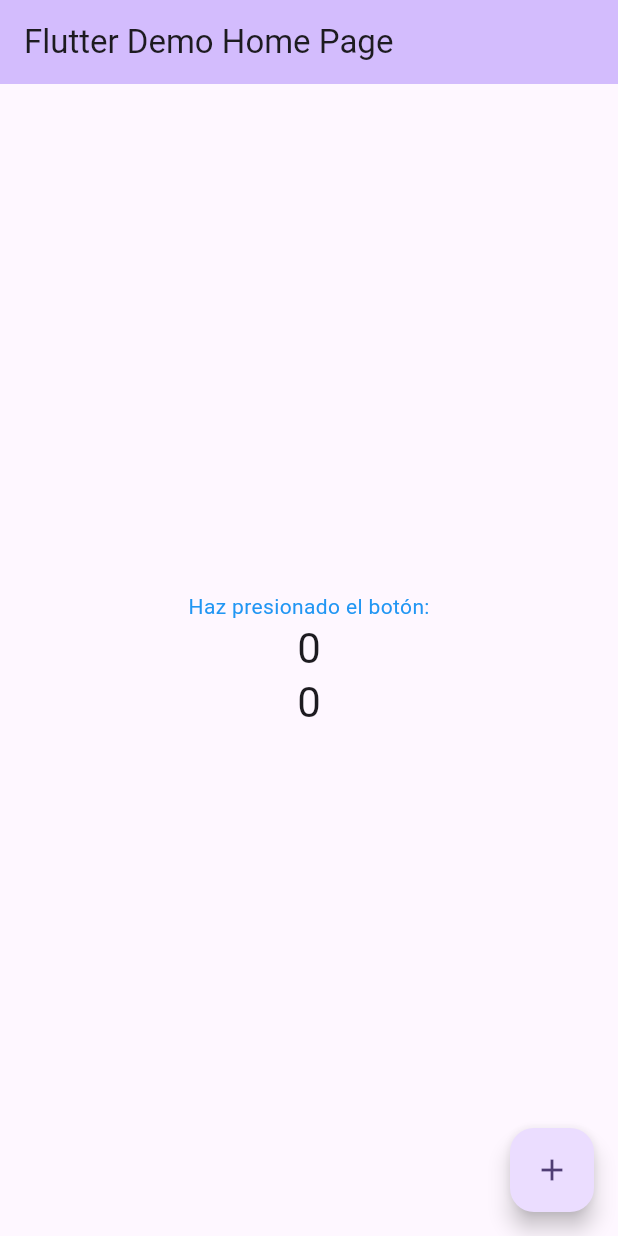
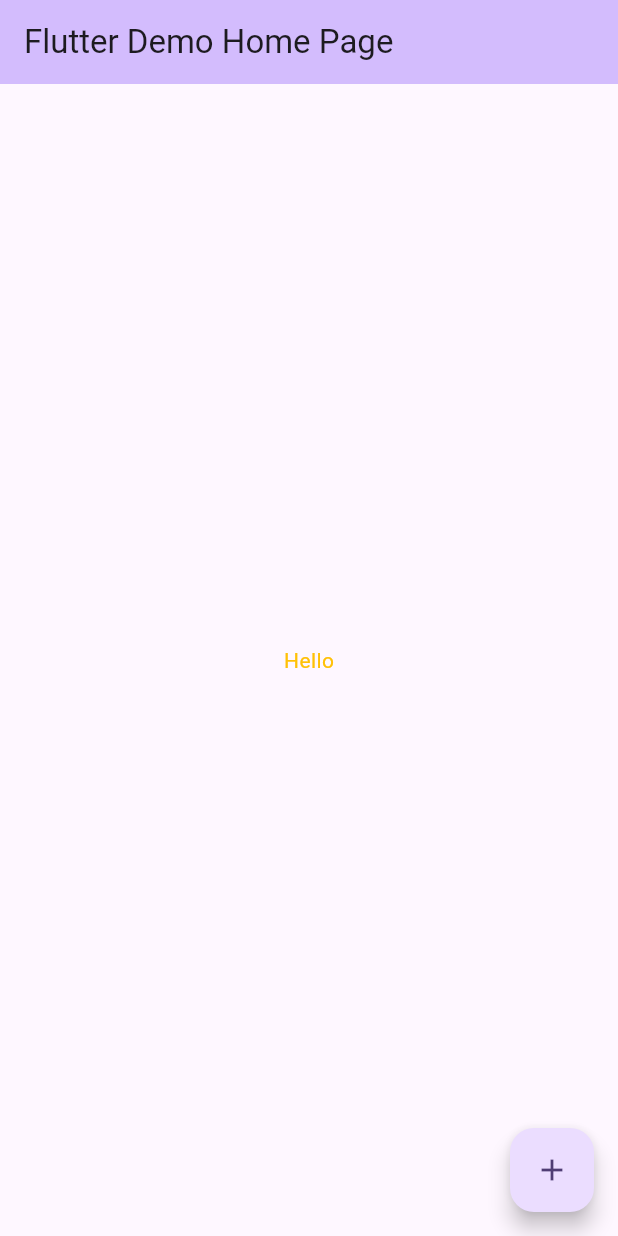
Before and after one commit to xlExistence/Flutter-Course, a Flutter app: the screen it shows after launch, on a phone screen of 412 x 824 dp. Run offline on Flutter 3.47's test engine with Material 3 defaults, Android fonts, the phone set to English and light mode, and no system bars.

Commit message:
sect: widget vs argument
Widget is a capital letter (Center, Text, Colors...)
Argument is a lowercase letter (child, style, color...)

the structure goes widget => argument => widget => argument... and so on

```diff
--- a/flutter_app/lib/main.dart
+++ b/flutter_app/lib/main.dart
@@ -86,37 +86,9 @@ class _MyHomePageState extends State<MyHomePage> {
         title: Text(widget.title),
       ),
       body: Center(
-        // Center is a layout widget. It takes a single child and positions it
-        // in the middle of the parent.
-        child: Column(
-          // Column is also a layout widget. It takes a list of children and
-          // arranges them vertically. By default, it sizes itself to fit its
-          // children horizontally, and tries to be as tall as its parent.
-          //
-          // Column has various properties to control how it sizes itself and
-          // how it positions its children. Here we use mainAxisAlignment to
-          // center the children vertically; the main axis here is the vertical
-          // axis because Columns are vertical (the cross axis would be
-          // horizontal).
-          //
-          // TRY THIS: Invoke "debug painting" (choose the "Toggle Debug Paint"
-          // action in the IDE, or press "p" in the console), to see the
-          // wireframe for each widget.
-          mainAxisAlignment: MainAxisAlignment.center,
-          children: <Widget>[
-            const Text(
-              'Haz presionado el botón:',
-              style: TextStyle(color: Colors.blue),
-              ),
-            Text(
-              '$_counter',
-              style: Theme.of(context).textTheme.headlineMedium,
-            ),
-            Text(
-              '$_counter',
-              style: Theme.of(context).textTheme.headlineMedium,
-            ),
-          ],
+        child: Text(
+          "Hello",
+          style: TextStyle(color: Colors.amber),
         ),
       ),
       floatingActionButton: FloatingActionButton(
```
